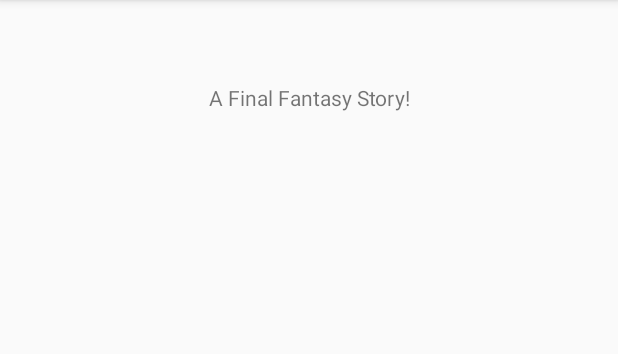
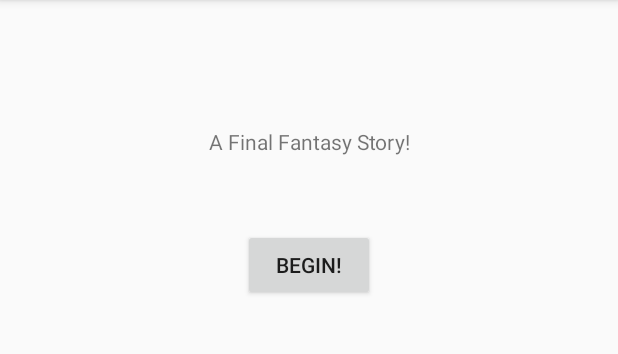
Before and after one commit to jackfperryjr/ffstory, an Android app: the screen it shows after launch (MainActivity), on a phone screen of 412 x 824 dp, the part 84-438 px from its top. Run offline under Robolectric (Android 15) with nearby library versions, the phone set to English and light mode, and no system bars.

Commit message:
Added button and second activity. Tested on virtual device.

```diff
--- a/app/build.gradle
+++ b/app/build.gradle
@@ -24,7 +24,7 @@
 
 dependencies {
     implementation fileTree(dir: 'libs', include: ['*.jar'])
-    implementation"org.jetbrains.kotlin:kotlin-stdlib-jdk7:$kotlin_version"
+    implementation "org.jetbrains.kotlin:kotlin-stdlib-jdk7:$kotlin_version"
     implementation 'com.android.support:appcompat-v7:27.1.1'
     implementation 'com.android.support.constraint:constraint-layout:1.1.3'
     testImplementation 'junit:junit:4.12'
--- a/app/src/main/AndroidManifest.xml
+++ b/app/src/main/AndroidManifest.xml
@@ -9,6 +9,8 @@
             android:roundIcon="@mipmap/ic_launcher_round"
             android:supportsRtl="true"
             android:theme="@style/AppTheme">
+        <activity android:name=".Main2Activity">
+        </activity>
         <activity android:name=".MainActivity">
             <intent-filter>
                 <action android:name="android.intent.action.MAIN"/>
--- a/app/src/main/java/com/jackperryjr/ffstory/MainActivity.kt
+++ b/app/src/main/java/com/jackperryjr/ffstory/MainActivity.kt
@@ -2,11 +2,21 @@
 
 import android.support.v7.app.AppCompatActivity
 import android.os.Bundle
+import android.content.Intent
+import android.view.View
+import android.widget.Button
 
 class MainActivity : AppCompatActivity() {
 
     override fun onCreate(savedInstanceState: Bundle?) {
         super.onCreate(savedInstanceState)
         setContentView(R.layout.activity_main)
+
+        var startButton = findViewById(R.id.start_button) as Button
+
+        startButton.setOnClickListener(View.OnClickListener { view ->
+            val intent = Intent(view.context, Main2Activity::class.java)
+            view.context.startActivity(intent)
+        })
     }
 }
--- a/app/src/main/res/layout/activity_main.xml
+++ b/app/src/main/res/layout/activity_main.xml
@@ -9,11 +9,22 @@
 
     <TextView
             android:layout_width="wrap_content"
-            android:layout_height="wrap_content"
-            android:text="A Final Fantasy Story!"
+            android:layout_height="20dp"
+            android:text="@string/app_title"
             app:layout_constraintBottom_toBottomOf="parent"
             app:layout_constraintLeft_toLeftOf="parent"
             app:layout_constraintRight_toRightOf="parent"
-            app:layout_constraintTop_toTopOf="parent" app:layout_constraintVertical_bias="0.074"/>
+            app:layout_constraintTop_toTopOf="parent" app:layout_constraintVertical_bias="0.113"
+            android:id="@+id/textView"/>
+    <Button
+            android:text="@string/button_begin"
+            android:layout_width="wrap_content"
+            android:layout_height="wrap_content"
+            android:id="@+id/start_button" android:layout_marginTop="32dp"
+            app:layout_constraintTop_toBottomOf="@+id/textView" app:layout_constraintBottom_toBottomOf="parent"
+            android:layout_marginBottom="552dp" app:layout_constraintEnd_toEndOf="parent"
+            android:layout_marginEnd="162dp" android:layout_marginRight="162dp"
+            app:layout_constraintStart_toStartOf="parent" android:layout_marginLeft="162dp"
+            android:layout_marginStart="162dp" />
 
 </android.support.constraint.ConstraintLayout>
--- a/app/src/main/res/values/strings.xml
+++ b/app/src/main/res/values/strings.xml
@@ -1,3 +1,6 @@
 <resources>
     <string name="app_name">ffstory</string>
+    <string name="app_title">A Final Fantasy Story!</string>
+    <string name="button_begin">Begin!</string>
+    <string name="page2_title">Hello blah blah blah blah.</string>
 </resources>
```
Also changed, not shown: app/src/main/java/com/jackperryjr/ffstory/Main2Activity.kt (added, +12 -0 lines), app/src/main/res/layout/activity_main2.xml (added, +19 -0 lines).
